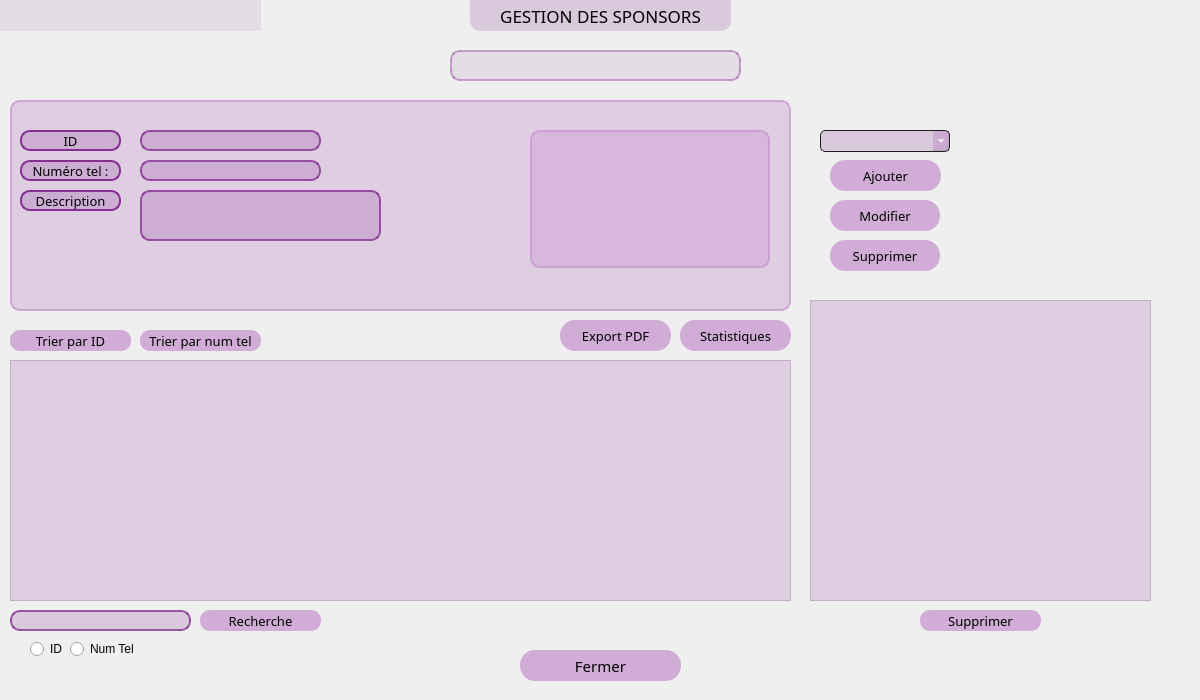
Before: the Qt Designer form mainwindow.ui in khaled-cheour/smart_event_2A30, drawn with Qt 5.
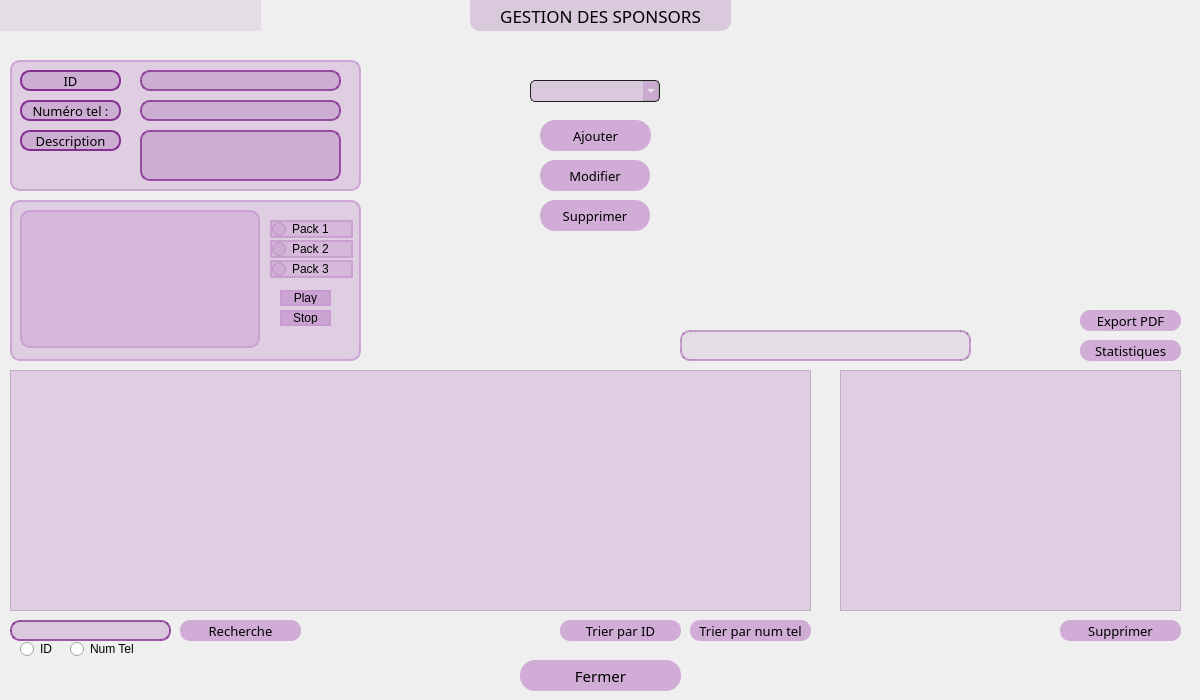
After: the same form once the commit is applied. Icons and pictures are not drawn.

The edit to the form file:
```diff
--- a/mainwindow.ui
+++ b/mainwindow.ui
@@ -17,8 +17,8 @@
    <widget class="QComboBox" name="comboBox_ID">
     <property name="geometry">
      <rect>
-      <x>820</x>
-      <y>130</y>
+      <x>530</x>
+      <y>80</y>
       <width>130</width>
       <height>22</height>
      </rect>
@@ -43,9 +43,9 @@
     <property name="geometry">
      <rect>
       <x>10</x>
-      <y>100</y>
-      <width>781</width>
-      <height>211</height>
+      <y>60</y>
+      <width>351</width>
+      <height>131</height>
      </rect>
     </property>
     <property name="styleSheet">
@@ -61,8 +61,8 @@
      <property name="geometry">
       <rect>
        <x>130</x>
-       <y>90</y>
-       <width>241</width>
+       <y>70</y>
+       <width>201</width>
        <height>51</height>
       </rect>
      </property>
@@ -95,8 +95,8 @@
      <property name="geometry">
       <rect>
        <x>130</x>
-       <y>30</y>
-       <width>181</width>
+       <y>10</y>
+       <width>201</width>
        <height>21</height>
       </rect>
      </property>
@@ -117,7 +117,7 @@
      <property name="geometry">
       <rect>
        <x>10</x>
-       <y>30</y>
+       <y>10</y>
        <width>101</width>
        <height>21</height>
       </rect>
@@ -145,7 +145,7 @@
      <property name="geometry">
       <rect>
        <x>10</x>
-       <y>60</y>
+       <y>40</y>
        <width>101</width>
        <height>21</height>
       </rect>
@@ -173,8 +173,8 @@
      <property name="geometry">
       <rect>
        <x>130</x>
-       <y>60</y>
-       <width>181</width>
+       <y>40</y>
+       <width>201</width>
        <height>21</height>
       </rect>
      </property>
@@ -195,7 +195,7 @@
      <property name="geometry">
       <rect>
        <x>10</x>
-       <y>90</y>
+       <y>70</y>
        <width>101</width>
        <height>21</height>
       </rect>
@@ -219,83 +219,14 @@
       <set>Qt::AlignCenter</set>
      </property>
     </widget>
-    <widget class="QLabel" name="label">
-     <property name="geometry">
-      <rect>
-       <x>520</x>
-       <y>30</y>
-       <width>240</width>
-       <height>138</height>
-      </rect>
-     </property>
-     <property name="text">
-      <string/>
-     </property>
-    </widget>
-   </widget>
-   <widget class="QPushButton" name="pB_TirerParNom">
-    <property name="geometry">
-     <rect>
-      <x>140</x>
-      <y>330</y>
-      <width>121</width>
-      <height>21</height>
-     </rect>
-    </property>
-    <property name="font">
-     <font>
-      <family>Montserrat Medium</family>
-      <pointsize>10</pointsize>
-     </font>
-    </property>
-    <property name="styleSheet">
-     <string notr="true">QPushButton {
-background-color: rgba(199, 153, 207, 200);
-border-radius: 10px;
-}
-QPushButton:hover {
-background-color: qlineargradient(spread:pad, x1:0, y1:0, x2:0, y2:1, stop:0 rgba(117, 201, 187, 200), stop:1 rgba(199, 153, 207, 200));
-}</string>
-    </property>
-    <property name="text">
-     <string>Trier par num tel</string>
-    </property>
-   </widget>
-   <widget class="QPushButton" name="pB_TirerParID">
-    <property name="geometry">
-     <rect>
-      <x>10</x>
-      <y>330</y>
-      <width>121</width>
-      <height>21</height>
-     </rect>
-    </property>
-    <property name="font">
-     <font>
-      <family>Montserrat Medium</family>
-      <pointsize>10</pointsize>
-     </font>
-    </property>
-    <property name="styleSheet">
-     <string notr="true">QPushButton {
-background-color: rgba(199, 153, 207, 200);
-border-radius: 10px;
-}
-QPushButton:hover {
-background-color: qlineargradient(spread:pad, x1:0, y1:0, x2:0, y2:1, stop:0 rgba(117, 201, 187, 200), stop:1 rgba(199, 153, 207, 200));
-}</string>
-    </property>
-    <property name="text">
-     <string>Trier par ID</string>
-    </property>
    </widget>
    <widget class="QTextBrowser" name="textBrowser_Sponso">
     <property name="geometry">
      <rect>
-      <x>810</x>
-      <y>300</y>
+      <x>840</x>
+      <y>370</y>
       <width>341</width>
-      <height>301</height>
+      <height>241</height>
      </rect>
     </property>
     <property name="styleSheet">
@@ -305,8 +236,8 @@
    <widget class="QPushButton" name="pB_Modifier">
     <property name="geometry">
      <rect>
-      <x>830</x>
-      <y>200</y>
+      <x>540</x>
+      <y>160</y>
       <width>110</width>
       <height>31</height>
      </rect>
@@ -349,8 +280,8 @@
    <widget class="QPushButton" name="pB_Supprimer">
     <property name="geometry">
      <rect>
-      <x>830</x>
-      <y>240</y>
+      <x>540</x>
+      <y>200</y>
       <width>110</width>
       <height>31</height>
      </rect>
@@ -377,8 +308,8 @@
    <widget class="QPushButton" name="pB_Ajouter">
     <property name="geometry">
      <rect>
-      <x>830</x>
-      <y>160</y>
+      <x>540</x>
+      <y>120</y>
       <width>111</width>
       <height>31</height>
      </rect>
@@ -405,8 +336,8 @@
    <widget class="QLabel" name="label_Info">
     <property name="geometry">
      <rect>
-      <x>450</x>
-      <y>50</y>
+      <x>680</x>
+      <y>330</y>
       <width>291</width>
       <height>31</height>
      </rect>
@@ -461,7 +392,7 @@
     <property name="geometry">
      <rect>
       <x>520</x>
-      <y>650</y>
+      <y>660</y>
       <width>161</width>
       <height>31</height>
      </rect>
@@ -488,8 +419,8 @@
    <widget class="QPushButton" name="pushButton_SupprimerS">
     <property name="geometry">
      <rect>
-      <x>920</x>
-      <y>610</y>
+      <x>1060</x>
+      <y>620</y>
       <width>121</width>
       <height>21</height>
      </rect>
@@ -517,8 +448,8 @@
     <property name="geometry">
      <rect>
       <x>10</x>
-      <y>360</y>
-      <width>781</width>
+      <y>370</y>
+      <width>801</width>
       <height>241</height>
      </rect>
     </property>
@@ -573,10 +504,10 @@
    <widget class="QPushButton" name="pB_ExPDF">
     <property name="geometry">
      <rect>
-      <x>560</x>
-      <y>320</y>
-      <width>111</width>
-      <height>31</height>
+      <x>1080</x>
+      <y>310</y>
+      <width>101</width>
+      <height>21</height>
      </rect>
     </property>
     <property name="font">
@@ -588,7 +519,7 @@
     <property name="styleSheet">
      <string notr="true">QPushButton {
 background-color: rgba(199, 153, 207, 200);
-border-radius: 15px;
+border-radius: 10px;
 }
 QPushButton:hover {
 background-color: qlineargradient(spread:pad, x1:0, y1:0, x2:0, y2:1, stop:0 rgba(117, 201, 187, 200), stop:1 rgba(199, 153, 207, 200));
@@ -598,12 +529,218 @@
      <string>Export PDF</string>
     </property>
    </widget>
+   <widget class="QPushButton" name="pB_Stats">
+    <property name="geometry">
+     <rect>
+      <x>1080</x>
+      <y>340</y>
+      <width>101</width>
+      <height>21</height>
+     </rect>
+    </property>
+    <property name="font">
+     <font>
+      <family>Montserrat Medium</family>
+      <pointsize>10</pointsize>
+     </font>
+    </property>
+    <property name="styleSheet">
+     <string notr="true">QPushButton {
+background-color: rgba(199, 153, 207, 200);
+border-radius: 10px;
+}
+QPushButton:hover {
+background-color: qlineargradient(spread:pad, x1:0, y1:0, x2:0, y2:1, stop:0 rgba(117, 201, 187, 200), stop:1 rgba(199, 153, 207, 200));
+}</string>
+    </property>
+    <property name="text">
+     <string>Statistiques</string>
+    </property>
+   </widget>
+   <widget class="QGroupBox" name="gB_infopersonnel_2">
+    <property name="geometry">
+     <rect>
+      <x>10</x>
+      <y>200</y>
+      <width>351</width>
+      <height>161</height>
+     </rect>
+    </property>
+    <property name="styleSheet">
+     <string notr="true">border: 2px solid rgba(199, 153, 207, 200);
+background: rgba(199, 153, 207, 100); 
+border-radius: 10px;
+</string>
+    </property>
+    <property name="title">
+     <string/>
+    </property>
+    <widget class="QLabel" name="label_viedopack">
+     <property name="geometry">
+      <rect>
+       <x>10</x>
+       <y>10</y>
+       <width>240</width>
+       <height>138</height>
+      </rect>
+     </property>
+     <property name="text">
+      <string/>
+     </property>
+    </widget>
+    <widget class="QRadioButton" name="RadB_Pack1">
+     <property name="geometry">
+      <rect>
+       <x>260</x>
+       <y>20</y>
+       <width>83</width>
+       <height>18</height>
+      </rect>
+     </property>
+     <property name="text">
+      <string>Pack 1</string>
+     </property>
+    </widget>
+    <widget class="QRadioButton" name="RadB_Pack2">
+     <property name="geometry">
+      <rect>
+       <x>260</x>
+       <y>40</y>
+       <width>83</width>
+       <height>18</height>
+      </rect>
+     </property>
+     <property name="text">
+      <string>Pack 2</string>
+     </property>
+    </widget>
+    <widget class="QRadioButton" name="RadB_Pack3">
+     <property name="geometry">
+      <rect>
+       <x>260</x>
+       <y>60</y>
+       <width>83</width>
+       <height>18</height>
+      </rect>
+     </property>
+     <property name="text">
+      <string>Pack 3</string>
+     </property>
+    </widget>
+    <widget class="QPushButton" name="pushPlay">
+     <property name="geometry">
+      <rect>
+       <x>270</x>
+       <y>90</y>
+       <width>51</width>
+       <height>16</height>
+      </rect>
+     </property>
+     <property name="styleSheet">
+      <string notr="true">QPushButton {
+background-color: rgba(199, 153, 207, 200);
+}
+QPushButton:hover {
+background-color: qlineargradient(spread:pad, x1:0, y1:0, x2:0, y2:1, stop:0 rgba(117, 201, 187, 200), stop:1 rgba(199, 153, 207, 200));
+}</string>
+     </property>
+     <property name="text">
+      <string>Play</string>
+     </property>
+     <property name="icon">
+      <iconset resource="sources.qrc">
+       <normaloff>:/Icons/Sources/control_play.png</normaloff>:/Icons/Sources/control_play.png</iconset>
+     </property>
+    </widget>
+    <widget class="QPushButton" name="pushStop">
+     <property name="geometry">
+      <rect>
+       <x>270</x>
+       <y>110</y>
+       <width>51</width>
+       <height>16</height>
+      </rect>
+     </property>
+     <property name="styleSheet">
+      <string notr="true">QPushButton {
+background-color: rgba(199, 153, 207, 200);
+border-radius: 15px;
+}
+QPushButton:hover {
+background-color: qlineargradient(spread:pad, x1:0, y1:0, x2:0, y2:1, stop:0 rgba(117, 201, 187, 200), stop:1 rgba(199, 153, 207, 200));
+}</string>
+     </property>
+     <property name="text">
+      <string>Stop</string>
+     </property>
+     <property name="icon">
+      <iconset resource="sources.qrc">
+       <normaloff>:/Icons/Sources/control_stop.png</normaloff>:/Icons/Sources/control_stop.png</iconset>
+     </property>
+    </widget>
+   </widget>
+   <widget class="QPushButton" name="pB_TirerParNom">
+    <property name="geometry">
+     <rect>
+      <x>690</x>
+      <y>620</y>
+      <width>121</width>
+      <height>21</height>
+     </rect>
+    </property>
+    <property name="font">
+     <font>
+      <family>Montserrat Medium</family>
+      <pointsize>10</pointsize>
+     </font>
+    </property>
+    <property name="styleSheet">
+     <string notr="true">QPushButton {
+background-color: rgba(199, 153, 207, 200);
+border-radius: 10px;
+}
+QPushButton:hover {
+background-color: qlineargradient(spread:pad, x1:0, y1:0, x2:0, y2:1, stop:0 rgba(117, 201, 187, 200), stop:1 rgba(199, 153, 207, 200));
+}</string>
+    </property>
+    <property name="text">
+     <string>Trier par num tel</string>
+    </property>
+   </widget>
+   <widget class="QPushButton" name="pB_TirerParID">
+    <property name="geometry">
+     <rect>
+      <x>560</x>
+      <y>620</y>
+      <width>121</width>
+      <height>21</height>
+     </rect>
+    </property>
+    <property name="font">
+     <font>
+      <family>Montserrat Medium</family>
+      <pointsize>10</pointsize>
+     </font>
+    </property>
+    <property name="styleSheet">
+     <string notr="true">QPushButton {
+background-color: rgba(199, 153, 207, 200);
+border-radius: 10px;
+}
+QPushButton:hover {
+background-color: qlineargradient(spread:pad, x1:0, y1:0, x2:0, y2:1, stop:0 rgba(117, 201, 187, 200), stop:1 rgba(199, 153, 207, 200));
+}</string>
+    </property>
+    <property name="text">
+     <string>Trier par ID</string>
+    </property>
+   </widget>
    <widget class="QLineEdit" name="lineEdit_IDRecherche">
     <property name="geometry">
      <rect>
       <x>10</x>
-      <y>610</y>
-      <width>181</width>
+      <y>620</y>
+      <width>161</width>
       <height>21</height>
      </rect>
     </property>
@@ -623,8 +760,8 @@
    <widget class="QPushButton" name="pB_Recherche">
     <property name="geometry">
      <rect>
-      <x>200</x>
-      <y>610</y>
+      <x>180</x>
+      <y>620</y>
       <width>121</width>
       <height>21</height>
      </rect>
@@ -651,7 +788,7 @@
    <widget class="QRadioButton" name="rB_ID">
     <property name="geometry">
      <rect>
-      <x>30</x>
+      <x>20</x>
       <y>640</y>
       <width>41</width>
       <height>18</height>
@@ -674,34 +811,6 @@
      <string>Num Tel</string>
     </property>
    </widget>
-   <widget class="QPushButton" name="pB_Stats">
-    <property name="geometry">
-     <rect>
-      <x>680</x>
-      <y>320</y>
-      <width>111</width>
-      <height>31</height>
-     </rect>
-    </property>
-    <property name="font">
-     <font>
-      <family>Montserrat Medium</family>
-      <pointsize>10</pointsize>
-     </font>
-    </property>
-    <property name="styleSheet">
-     <string notr="true">QPushButton {
-background-color: rgba(199, 153, 207, 200);
-border-radius: 15px;
-}
-QPushButton:hover {
-background-color: qlineargradient(spread:pad, x1:0, y1:0, x2:0, y2:1, stop:0 rgba(117, 201, 187, 200), stop:1 rgba(199, 153, 207, 200));
-}</string>
-    </property>
-    <property name="text">
-     <string>Statistiques</string>
-    </property>
-   </widget>
    <zorder>label_BGSponsoring</zorder>
    <zorder>comboBox_ID</zorder>
    <zorder>gB_infopersonnel</zorder>
```
Left out of the diff: 13 changed lines with no effect on the pictures.
